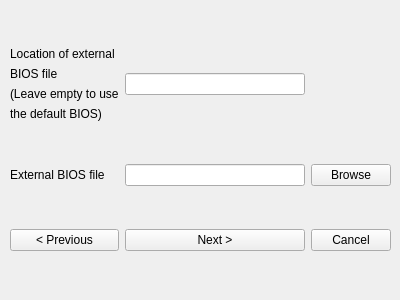
First picture: the form in ui/NewVM.ui, repository Tech-FZ/EmuGUI, before the edit.
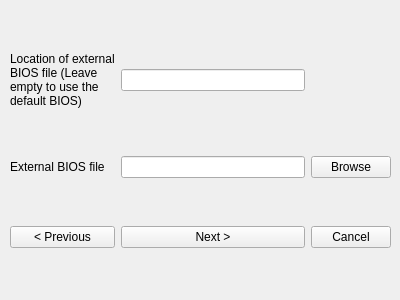
Second picture: the form after the edit. The open tabs and pages were chosen to show the change.

```diff
--- a/ui/NewVM.ui
+++ b/ui/NewVM.ui
@@ -2027,38 +2027,6 @@
       </rect>
      </property>
      <layout class="QGridLayout" name="gridLayout_8">
-      <item row="0" column="0">
-       <layout class="QVBoxLayout" name="verticalLayout">
-        <item>
-         <widget class="QLabel" name="label_19">
-          <property name="text">
-           <string>Location of external</string>
-          </property>
-         </widget>
-        </item>
-        <item>
-         <widget class="QLabel" name="label_20">
-          <property name="text">
-           <string>BIOS file</string>
-          </property>
-         </widget>
-        </item>
-        <item>
-         <widget class="QLabel" name="label_21">
-          <property name="text">
-           <string>(Leave empty to use</string>
-          </property>
-         </widget>
-        </item>
-        <item>
-         <widget class="QLabel" name="label_22">
-          <property name="text">
-           <string>the default BIOS)</string>
-          </property>
-         </widget>
-        </item>
-       </layout>
-      </item>
       <item row="2" column="2">
        <widget class="QPushButton" name="pushButton_23">
         <property name="text">
@@ -2100,6 +2068,19 @@
         </property>
        </widget>
       </item>
+      <item row="0" column="0">
+       <widget class="QLabel" name="label_19">
+        <property name="text">
+         <string>Location of external
+BIOS file (Leave
+empty to use the
+default BIOS)</string>
+        </property>
+        <property name="wordWrap">
+         <bool>true</bool>
+        </property>
+       </widget>
+      </item>
      </layout>
     </widget>
    </widget>
```
Left out of the diff: 2 changed lines with no effect on the pictures.
